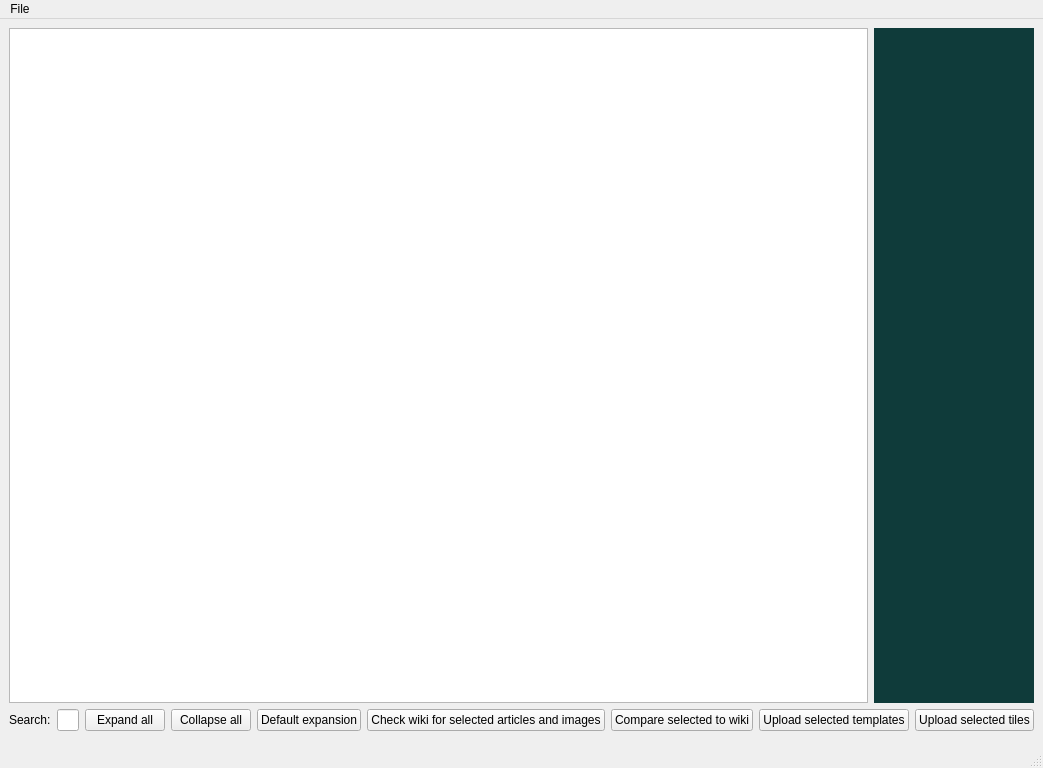
Above: qud_explorer_window.ui from TrashMonks/qud-wiki before the change. Below: the same form after it.
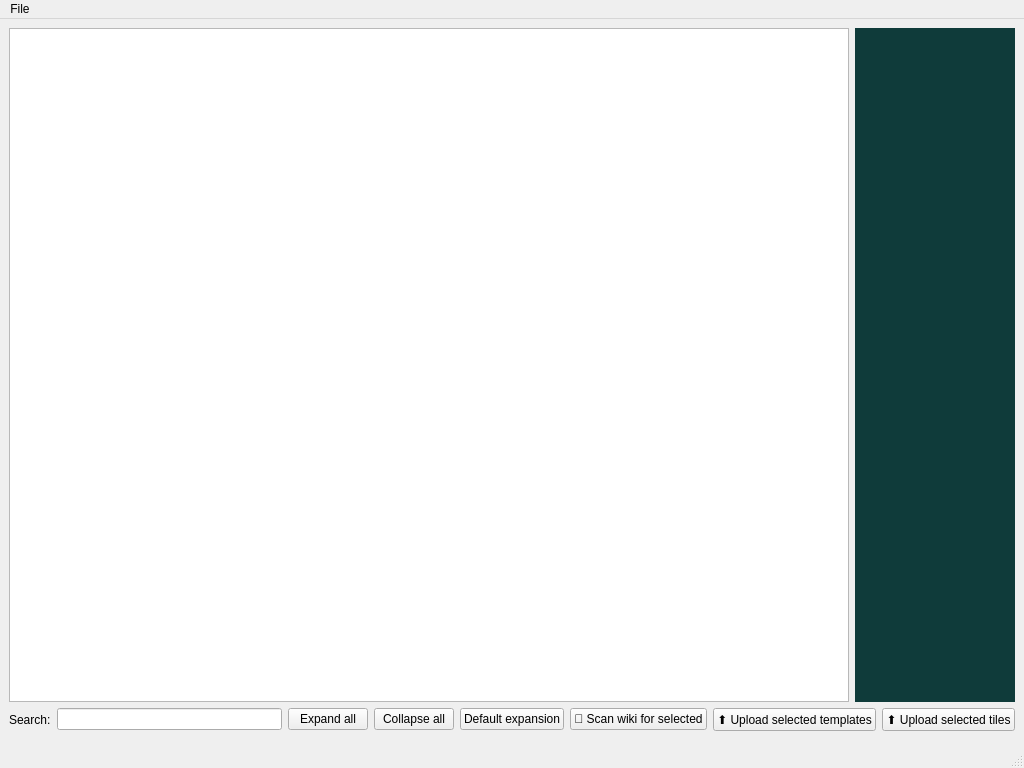
That is the form after the change.

The edit to the form file:
```diff
--- a/qud_explorer_window.ui
+++ b/qud_explorer_window.ui
@@ -78,28 +78,21 @@
           <item>
            <widget class="QPushButton" name="check_selected_button">
             <property name="text">
-             <string>Check wiki for selected articles and images</string>
-            </property>
-           </widget>
-          </item>
-          <item>
-           <widget class="QPushButton" name="compare_selected_button">
-            <property name="text">
-             <string>Compare selected to wiki</string>
+             <string>🔁 Scan wiki for selected</string>
             </property>
            </widget>
           </item>
           <item>
            <widget class="QPushButton" name="upload_templates_button">
             <property name="text">
-             <string>Upload selected templates</string>
+             <string>⬆ Upload selected templates</string>
             </property>
            </widget>
           </item>
           <item>
            <widget class="QPushButton" name="upload_tiles_button">
             <property name="text">
-             <string>Upload selected tiles</string>
+             <string>⬆ Upload selected tiles</string>
             </property>
            </widget>
           </item>
```
